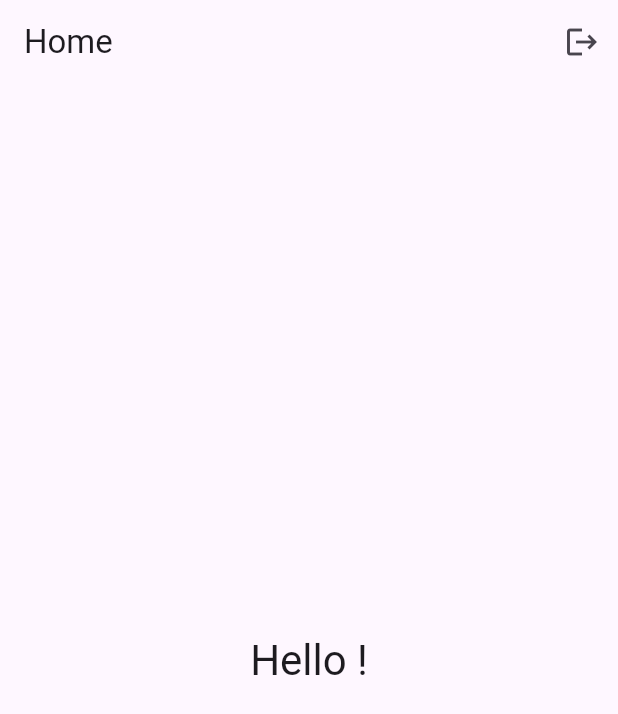
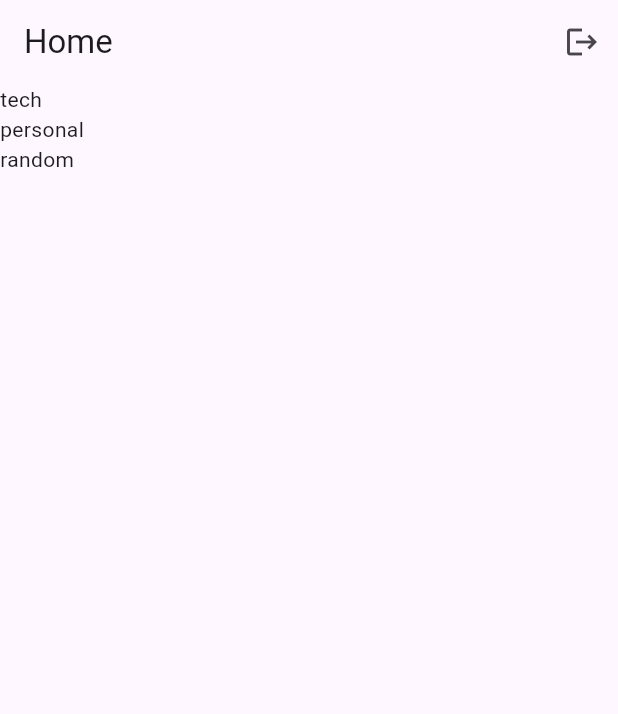
Before and after one commit to mendelbrot/dax, a Flutter app: the screen it shows once a user with an empty profile is signed in, on a phone screen of 412 x 824 dp. Shown: the top 714 px of the screen. Run offline on Flutter 3.47's test engine with Material 3 defaults, Android fonts, the phone set to English and light mode, and no system bars; our stand-ins replace flutter_dotenv, supabase_flutter; accounts and stored records are empty.

```diff
--- a/client-flutter/lib/pages/home_page.dart
+++ b/client-flutter/lib/pages/home_page.dart
@@ -2,12 +2,18 @@ import 'package:flutter/material.dart';
 import 'package:provider/provider.dart';
 import '../providers/auth_provider.dart';
 
-class HomePage extends StatelessWidget {
+class HomePage extends StatefulWidget {
   const HomePage({super.key});
 
   @override
+  State<HomePage> createState() => _HomePageState();
+}
+
+class _HomePageState extends State<HomePage> {
+  @override
   Widget build(BuildContext context) {
-    final userEmail = context.watch<AuthProvider>().userEmail;
+
+    var vaults = [{'name': 'tech'}, {'name': 'personal'}, {'name': 'random'}];
 
     return Scaffold(
       appBar: AppBar(
@@ -22,12 +28,9 @@ class HomePage extends StatelessWidget {
           ),
         ],
       ),
-      body: Center(
-        child: Text(
-          'Hello ${userEmail ?? 'User'}!',
-          style: Theme.of(context).textTheme.headlineMedium,
-        ),
-      ),
+      body: ListView(
+        children: [for (var vault in vaults) Text(vault['name']!)],
+      )
     );
   }
 }
```
Also changed, not shown: client-flutter/lib/models/entry.dart (added, +32 -0 lines), client-flutter/lib/models/vault.dart (added, +26 -0 lines), 1 other file.
